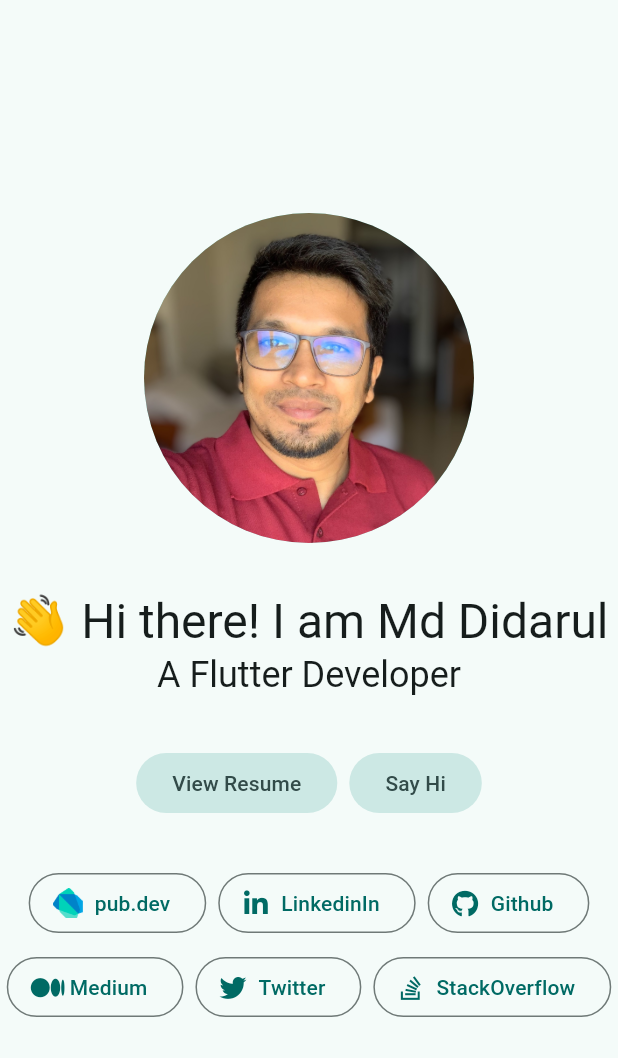
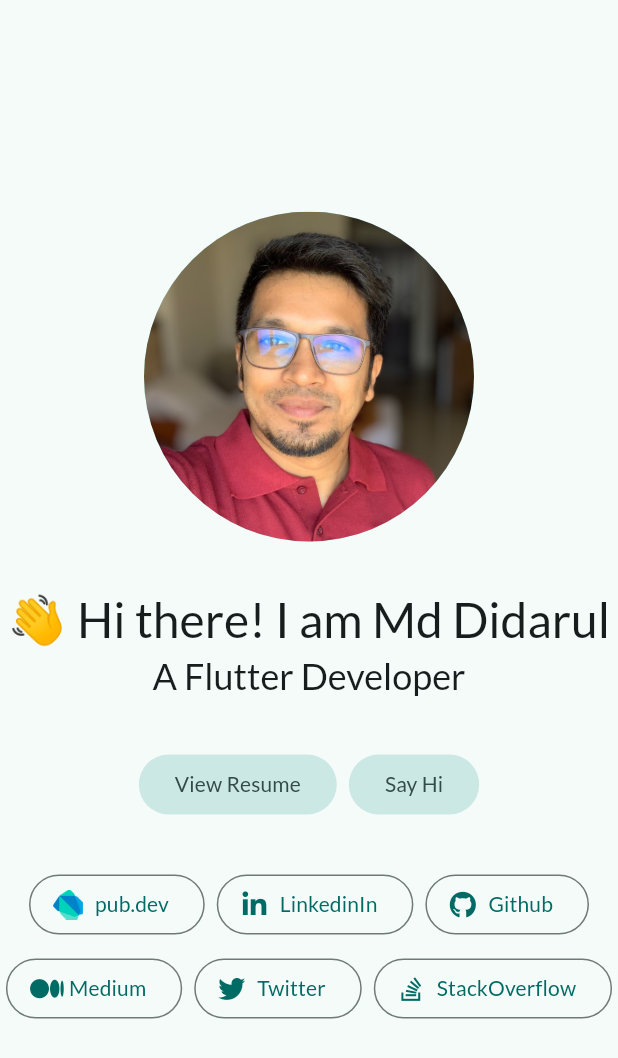
Before and after one commit to islamdidarmd/personal-portfolio-web-app, a Flutter app: the screen it shows after launch, on a phone screen of 412 x 824 dp. Shown: the top 1058 px of the screen. Run offline on Flutter 3.47's test engine with Material 2 defaults, Android fonts, the light colour scheme and no system bars; our stand-ins replace font_awesome_flutter, google_fonts.

Commit message:
Updated favicon and fonts

```diff
--- a/lib/heading.dart
+++ b/lib/heading.dart
@@ -10,7 +10,11 @@ class Heading extends StatelessWidget {
     return Column(
       mainAxisSize: MainAxisSize.min,
       children: [
-        Text('👋 Hi there! I am Md Didarul', style: textTheme.headlineLarge),
+        Text(
+          '👋 Hi there! I am Md Didarul',
+          style: textTheme.headlineLarge,
+          textAlign: TextAlign.justify,
+        ),
         Text('A Flutter Developer', style: textTheme.headlineSmall),
       ],
     );
--- a/lib/portfolio_app.dart
+++ b/lib/portfolio_app.dart
@@ -1,28 +1,31 @@
 import 'package:flutter/material.dart';
+import 'package:google_fonts/google_fonts.dart';
 import 'package:personal_portfolio_web_app/home_page.dart';
 
 class PortfolioApp extends StatelessWidget {
   const PortfolioApp({super.key});
+
+  ThemeData _buildTheme(Brightness brightness) {
+    var baseTheme = ThemeData.from(
+      colorScheme: ColorScheme.fromSeed(
+        seedColor: Colors.teal.shade200,
+        brightness: brightness,
+      ),
+      useMaterial3: true,
+    );
+
+    return baseTheme.copyWith(
+      textTheme: GoogleFonts.latoTextTheme(baseTheme.textTheme),
+    );
+  }
 
   @override
   Widget build(BuildContext context) {
     return MaterialApp(
       home: const HomePage(),
       title: 'Portfolio of Md Didarul',
-      theme: ThemeData.from(
-        colorScheme: ColorScheme.fromSeed(
-          seedColor: Colors.teal.shade200,
-          brightness: Brightness.light,
-        ),
-        useMaterial3: true,
-      ),
-      darkTheme: ThemeData.from(
-        colorScheme: ColorScheme.fromSeed(
-          seedColor: Colors.teal.shade900,
-          brightness: Brightness.dark,
-        ),
-        useMaterial3: true,
-      ),
+      theme: _buildTheme(Brightness.light),
+      darkTheme: _buildTheme(Brightness.dark),
       themeMode: ThemeMode.system,
       debugShowCheckedModeBanner: false,
     );
--- a/pubspec.yaml
+++ b/pubspec.yaml
@@ -1,5 +1,5 @@
 name: personal_portfolio_web_app
-description: A new Flutter project.
+description: Portolio of Md Didarul.
 publish_to: 'none' # Remove this line if you wish to publish to pub.dev
 
 version: 0.1.0+1
@@ -13,6 +13,7 @@ dependencies:
     sdk: flutter
   cupertino_icons: any
   font_awesome_flutter: ^10.4.0
+  google_fonts: ^4.0.4
   url_launcher: ^6.1.11
 
 dev_dependencies:
```
Also changed, not shown: pubspec.lock, 10 other files.
